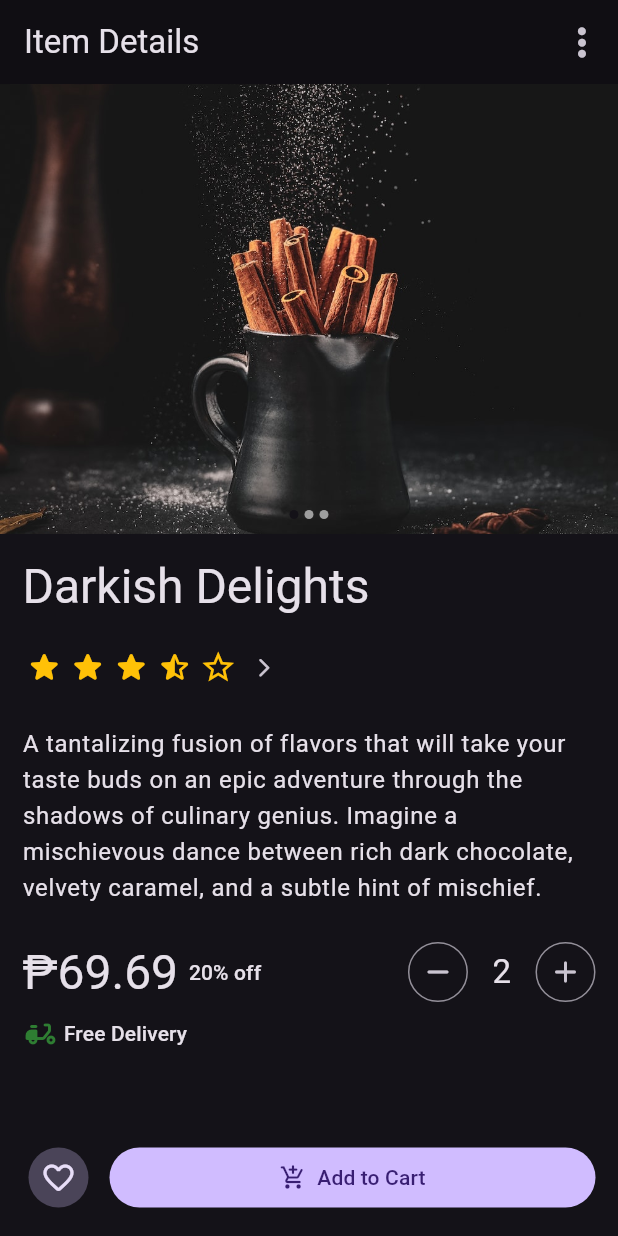
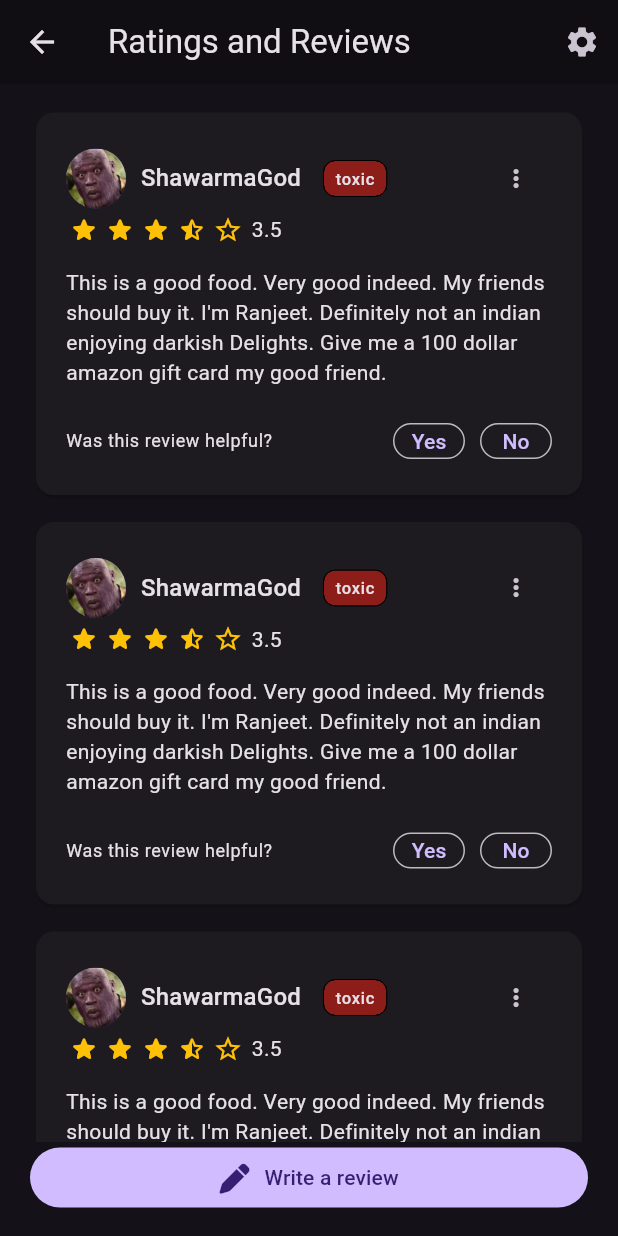
Before and after one commit to Qubits-01/toxic-speech-classifier, a Flutter app: the ItemDetailsScreen screen opened by its route, after a tap on the "arrow forward ios" icon, on a phone screen of 412 x 824 dp. Run offline on Flutter 3.47's test engine with Material 2 defaults, Android fonts, the phone set to English and light mode, and no system bars; drawn by our look-alikes of flutter_image_slideshow, flutter_rating_bar; our stand-ins replace equatable, font_awesome_flutter, go_router.

Commit message:
Add Ratings and Reviews screen

```diff
--- a/frontend/lib/features/item_showcase/presentation/screens/item_details_screen.dart
+++ b/frontend/lib/features/item_showcase/presentation/screens/item_details_screen.dart
@@ -2,16 +2,19 @@ import 'package:flutter/material.dart';
 import 'package:flutter_image_slideshow/flutter_image_slideshow.dart';
 import 'package:flutter_rating_bar/flutter_rating_bar.dart';
 import 'package:font_awesome_flutter/font_awesome_flutter.dart';
+import 'package:go_router/go_router.dart';
+
+import '../../../ratings_and_reviews/presentation/ratings_and_reviews_screen.dart';
 
 class ItemDetailsScreen extends StatelessWidget {
   const ItemDetailsScreen({super.key});
 
   static const routeName = '/item-details';
 
-  final image1_name = 'dark_themed_food_1.jpg';
-  final image2_name = 'dark_themed_food_2.jpg';
-  final image3_name = 'dark_themed_food_3.jpg';
-  final item_description =
+  final imageName1 = 'dark_themed_food_1.jpg';
+  final imageName2 = 'dark_themed_food_2.jpg';
+  final imageName3 = 'dark_themed_food_3.jpg';
+  final itemDescription =
       'A tantalizing fusion of flavors that will take your taste buds on an epic adventure through the shadows of culinary genius. Imagine a mischievous dance between rich dark chocolate, velvety caramel, and a subtle hint of mischief.';
 
   @override
@@ -51,15 +54,15 @@ class ItemDetailsScreen extends StatelessWidget {
               autoPlayInterval: 5000,
               children: <Widget>[
                 Image.asset(
-                  'assets/$image1_name',
+                  'assets/$imageName1',
                   fit: BoxFit.cover,
                 ),
                 Image.asset(
-                  'assets/$image2_name',
+                  'assets/$imageName2',
                   fit: BoxFit.cover,
                 ),
                 Image.asset(
-                  'assets/$image3_name',
+                  'assets/$imageName3',
                   fit: BoxFit.cover,
                 ),
               ],
@@ -81,7 +84,7 @@ class ItemDetailsScreen extends StatelessWidget {
                   ),
                   const SizedBox(height: 10.0),
 
-                  // Rating bar.
+                  // Rating bar and button to Ratings and Reviews screen.
                   Row(
                     children: <Widget>[
                       RatingBar(
@@ -109,13 +112,18 @@ class ItemDetailsScreen extends StatelessWidget {
                         ),
                         onRatingUpdate: (double rating) {},
                       ),
+
+                      // Ratings and Reviews button.
                       IconButton(
                         icon: const Icon(
                           Icons.arrow_forward_ios_rounded,
                           size: 15.0,
                         ),
                         visualDensity: const VisualDensity(horizontal: -4),
-                        onPressed: () {},
+                        onPressed: () {
+                          GoRouter.of(context)
+                              .push(RatingsAndReviewsScreen.routeName);
+                        },
                       ),
                     ],
                   ),
@@ -123,7 +131,7 @@ class ItemDetailsScreen extends StatelessWidget {
 
                   // Item description.
                   Text(
-                    item_description,
+                    itemDescription,
                     style: Theme.of(context).textTheme.bodyLarge,
                   ),
                   const SizedBox(height: 20.0),
--- /dev/null
+++ b/frontend/lib/features/ratings_and_reviews/domain/entities/ratings_and_reviews_entity.dart
@@ -0,0 +1,25 @@
+import 'package:equatable/equatable.dart';
+
+class RatingsAndReviewsEntity extends Equatable {
+  const RatingsAndReviewsEntity({
+    required this.ratingsAndReviewsId,
+    required this.username,
+    required this.rating,
+    required this.review,
+    required this.displayPhotoLink,
+  });
+
+  final int ratingsAndReviewsId;
+  final String username;
+  final double rating;
+  final String review;
+  final String displayPhotoLink;
+
+  @override
+  List<Object?> get props => [
+        username,
+        rating,
+        review,
+        displayPhotoLink,
+      ];
+}
--- /dev/null
+++ b/frontend/lib/features/ratings_and_reviews/presentation/ratings_and_reviews_screen.dart
@@ -0,0 +1,283 @@
+import 'package:flutter/material.dart';
+import 'package:flutter_rating_bar/flutter_rating_bar.dart';
+import 'package:font_awesome_flutter/font_awesome_flutter.dart';
+import 'package:go_router/go_router.dart';
+
+import '../../../core/features/app_settings/presentation/screens/app_settings_screen.dart';
+import '../domain/entities/ratings_and_reviews_entity.dart';
+
+class RatingsAndReviewsScreen extends StatelessWidget {
+  RatingsAndReviewsScreen({super.key});
+
+  static const routeName = '/ratings-and-reviews';
+
+  final dummyRatingsAndReviews = <RatingsAndReviewsEntity>[
+    const RatingsAndReviewsEntity(
+      ratingsAndReviewsId: 1,
+      username: 'ShawarmaGod',
+      rating: 4.5,
+      review: 'This food is so great I became black.',
+      displayPhotoLink: 'user-display-photo-sample-1.jpg',
+    ),
+    const RatingsAndReviewsEntity(
+      ratingsAndReviewsId: 2,
+      username: 'ShawarmaGod',
+      rating: 4.5,
+      review: 'This food is so great I became black.',
+      displayPhotoLink: 'user-display-photo-sample-1.jpg',
+    ),
+    const RatingsAndReviewsEntity(
+      ratingsAndReviewsId: 3,
+      username: 'ShawarmaGod',
+      rating: 4.5,
+      review: 'This food is so great I became black.',
+      displayPhotoLink: 'user-display-photo-sample-1.jpg',
+    ),
+    const RatingsAndReviewsEntity(
+      ratingsAndReviewsId: 4,
+      username: 'ShawarmaGod',
+      rating: 4.5,
+      review: 'This food is so great I became black.',
+      displayPhotoLink: 'user-display-photo-sample-1.jpg',
+    ),
+    const RatingsAndReviewsEntity(
+      ratingsAndReviewsId: 5,
+      username: 'ShawarmaGod',
+      rating: 4.5,
+      review: 'This food is so great I became black.',
+      displayPhotoLink: 'user-display-photo-sample-1.jpg',
+    ),
+    const RatingsAndReviewsEntity(
+      ratingsAndReviewsId: 6,
+      username: 'ShawarmaGod',
+      rating: 4.5,
+      review: 'This food is so great I became black.',
+      displayPhotoLink: 'user-display-photo-sample-1.jpg',
+    ),
+    const RatingsAndReviewsEntity(
+      ratingsAndReviewsId: 7,
+      username: 'ShawarmaGod',
+      rating: 4.5,
+      review: 'This food is so great I became black.',
+      displayPhotoLink: 'user-display-photo-sample-1.jpg',
+    ),
+  ];
+
+  @override
+  Widget build(BuildContext context) {
+    return Scaffold(
+      appBar: AppBar(
+        title: const Text('Ratings and Reviews'),
+        backgroundColor: Colors.black.withOpacity(0.2),
+        actions: <Widget>[
+          IconButton(
+            tooltip: 'App Settings',
+            onPressed: () {
+              GoRouter.of(context).push(AppSettingsScreen.routeName);
+            },
+            icon: const Icon(Icons.settings),
+          )
+        ],
+      ),
+      body: Column(
+        children: <Widget>[
+          // Reviews list.
+          Expanded(
+            child: SizedBox(
+              width: double.infinity,
+              child: SingleChildScrollView(
+                child: Padding(
+                  padding: const EdgeInsets.symmetric(
+                    horizontal: 20.0,
+                    vertical: 10.0,
+                  ),
+                  child: Column(
+                    children: <Widget>[
+                      // Ratings and Review card.
+                      const RatingAndReviewCard(),
+                      const RatingAndReviewCard(),
+                      const RatingAndReviewCard(),
+                      const RatingAndReviewCard(),
+                      const RatingAndReviewCard(),
+                      const RatingAndReviewCard(),
+                      const RatingAndReviewCard(),
+                    ],
+                  ),
+                ),
+              ),
+            ),
+          ),
+
+          // Write review area
+          Container(
+            width: double.infinity,
+            padding: const EdgeInsets.only(
+              right: 20.0,
+              bottom: 15.0,
+              left: 20.0,
+            ),
+            color: Colors.transparent,
+            child: FilledButton(
+              onPressed: () {},
+              child: const Row(
+                mainAxisAlignment: MainAxisAlignment.center,
+                children: <Widget>[
+                  FaIcon(
+                    FontAwesomeIcons.pen,
+                    size: 20.0,
+                  ),
+                  SizedBox(width: 10.0),
+                  Text('Write a review'),
+                ],
+              ),
+            ),
+          )
+        ],
+      ),
+    );
+  }
+}
+
+class RatingAndReviewCard extends StatelessWidget {
+  const RatingAndReviewCard({super.key});
+
+  @override
+  Widget build(BuildContext context) {
+    return Padding(
+      padding: const EdgeInsets.symmetric(vertical: 5.0),
+      child: Card(
+        child: Container(
+          padding: const EdgeInsets.all(20.0),
+          child: Column(
+            crossAxisAlignment: CrossAxisAlignment.start,
+            children: <Widget>[
+              // User display photo and username.
+              Row(
+                children: <Widget>[
+                  // User Display Photo.
+                  const CircleAvatar(
+                    foregroundImage: AssetImage(
+                      'assets/user_display_photos/user-display-photo-sample-1.jpg',
+                    ),
+                  ),
+                  const SizedBox(width: 10.0),
+
+                  // Username
+                  Text(
+                    'ShawarmaGod',
+                    style: Theme.of(context).textTheme.titleMedium,
+                  ),
+                  const SizedBox(width: 15.0),
+
+                  // Toxic chip.
+                  Chip(
+                    label: Text(
+                      'toxic',
+                      style: Theme.of(context).textTheme.labelSmall,
+                    ),
+                    backgroundColor:
+                        Theme.of(context).colorScheme.errorContainer,
+                    labelPadding: const EdgeInsets.all(0.0),
+                    side: const BorderSide(width: 0.0),
+                    visualDensity: const VisualDensity(
+                      horizontal: -4,
+                      vertical: -4,
+                    ),
+                  ),
+                  const Spacer(),
+
+                  // Ellipsis button.
+                  IconButton(
+                    onPressed: () {},
+                    iconSize: 15.0,
+                    icon: const FaIcon(
+                      FontAwesomeIcons.ellipsisVertical,
+                    ),
+                  )
+                ],
+              ),
+
+              // Rating
+              Row(
+                children: <Widget>[
+                  RatingBar(
+                    initialRating: 3.5,
+                    minRating: 1,
+                    maxRating: 5,
+                    itemCount: 5,
+                    itemSize: 20.0,
+                    itemPadding: const EdgeInsets.symmetric(horizontal: 2.0),
+                    allowHalfRating: true,
+                    ratingWidget: RatingWidget(
+                      empty: const Icon(
+                        Icons.star_border_outlined,
+                        color: Colors.amber,
+                      ),
+                      half: const Icon(
+                        Icons.star_half_rounded,
+                        color: Colors.amber,
+                      ),
+                      full: const Icon(
+                        Icons.star_rounded,
+                        color: Colors.amber,
+                      ),
+                    ),
+                    onRatingUpdate: (double rating) {},
+                  ),
+                  const Text(' 3.5'),
+                ],
+              ),
+              const SizedBox(height: 15.0),
+
+              // Review
+              Text(
+                'This is a good food. Very good indeed. My friends should buy it. I\'m Ranjeet. Definitely not an indian enjoying darkish Delights. Give me a 100 dollar amazon gift card my good friend.',
+                style: Theme.of(context).textTheme.bodyMedium,
+              ),
+              const SizedBox(height: 20.0),
+
+              // Was this helpful question.
+              Row(
+                children: <Widget>[
+                  Text(
+                    'Was this review helpful?',
+                    style: Theme.of(context).textTheme.bodySmall,
+                  ),
+                  const Spacer(),
+
+                  // Yes and No buttons.
+                  // Yes
+                  TextButton(
+                    style: TextButton.styleFrom(
+                      visualDensity: const VisualDensity(
+                        horizontal: -4,
+                        vertical: -4,
+                      ),
+                      side: const BorderSide(color: Colors.white70),
+                    ),
+                    onPressed: () {},
+                    child: const Text('Yes'),
+                  ),
+                  const SizedBox(width: 10.0),
+
+                  // No
+                  TextButton(
+                    style: TextButton.styleFrom(
+                      visualDensity: const VisualDensity(
+                        horizontal: -4,
+                        vertical: -4,
+                      ),
+                      side: const BorderSide(color: Colors.white70),
+                    ),
+                    onPressed: () {},
+                    child: const Text('No'),
+                  ),
+                ],
+              ),
+            ],
+          ),
+        ),
+      ),
+    );
+  }
+}
--- a/frontend/lib/features/startup/screens/splash_screen.dart
+++ b/frontend/lib/features/startup/screens/splash_screen.dart
@@ -29,7 +29,7 @@ class _SplashScreenState extends State<SplashScreen> {
       backgroundColor: Colors.black,
       body: Center(
         child: Text(
-          'Toxic Speech Classifier',
+          'Toxic Speech\nClassifier',
           textAlign: TextAlign.center,
           style: Theme.of(context).textTheme.headlineLarge?.copyWith(
                 color: Colors.white,
--- a/frontend/lib/main.dart
+++ b/frontend/lib/main.dart
@@ -1,4 +1,3 @@
-import 'package:appwrite/appwrite.dart';
 import 'package:flutter/material.dart';
 
 import 'router/app_router.dart';
--- a/frontend/lib/router/app_router.dart
+++ b/frontend/lib/router/app_router.dart
@@ -1,10 +1,11 @@
 import 'package:go_router/go_router.dart';
-import '../features/item_showcase/presentation/screens/item_details_screen.dart';
 
 import '../core/features/app_settings/presentation/screens/app_settings_screen.dart';
 import '../core/features/auth/presentation/screens/forgot_password_screen.dart';
 import '../core/features/auth/presentation/screens/login_screen.dart';
 import '../core/features/auth/presentation/screens/sign_up_screen.dart';
+import '../features/item_showcase/presentation/screens/item_details_screen.dart';
+import '../features/ratings_and_reviews/presentation/ratings_and_reviews_screen.dart';
 import '../features/startup/screens/splash_screen.dart';
 
 class AppRouter {
@@ -33,6 +34,10 @@ class AppRouter {
         builder: (_, __) => const ItemDetailsScreen(),
       ),
       GoRoute(
+        path: RatingsAndReviewsScreen.routeName,
+        builder: (_, __) => RatingsAndReviewsScreen(),
+      ),
+      GoRoute(
         path: AppSettingsScreen.routeName,
         builder: (_, __) => const AppSettingsScreen(),
       ),
--- a/frontend/pubspec.yaml
+++ b/frontend/pubspec.yaml
@@ -40,6 +40,7 @@ dependencies:
   appwrite: ^9.0.0
   flutter_image_slideshow: ^0.1.5
   flutter_rating_bar: ^4.0.1
+  equatable: ^2.0.5
 
 dev_dependencies:
   flutter_test:
@@ -66,6 +67,7 @@ flutter:
   # To add assets to your application, add an assets section, like this:
   assets:
     - assets/
+    - assets/user_display_photos/
 
   # An image asset can refer to one or more resolution-specific "variants", see
   # https://flutter.dev/assets-and-images/#resolution-aware
```
Also changed, not shown: frontend/assets/user_display_photos/user-display-photo-sample-1.jpg (added), frontend/assets/user_display_photos/user-display-photo-sample-2.jpg (added), frontend/assets/user_display_photos/user-display-photo-sample-3.jpg (added), frontend/assets/user_display_photos/user-display-photo-sample-4.jpg (added), frontend/assets/user_display_photos/user-display-photo-sample-5.jpg (added), frontend/assets/user_display_photos/user-display-photo-sample-6.jpg (added), frontend/assets/user_display_photos/user-display-photo-sample-7.jpg (added), frontend/pubspec.lock, 2 other files.
